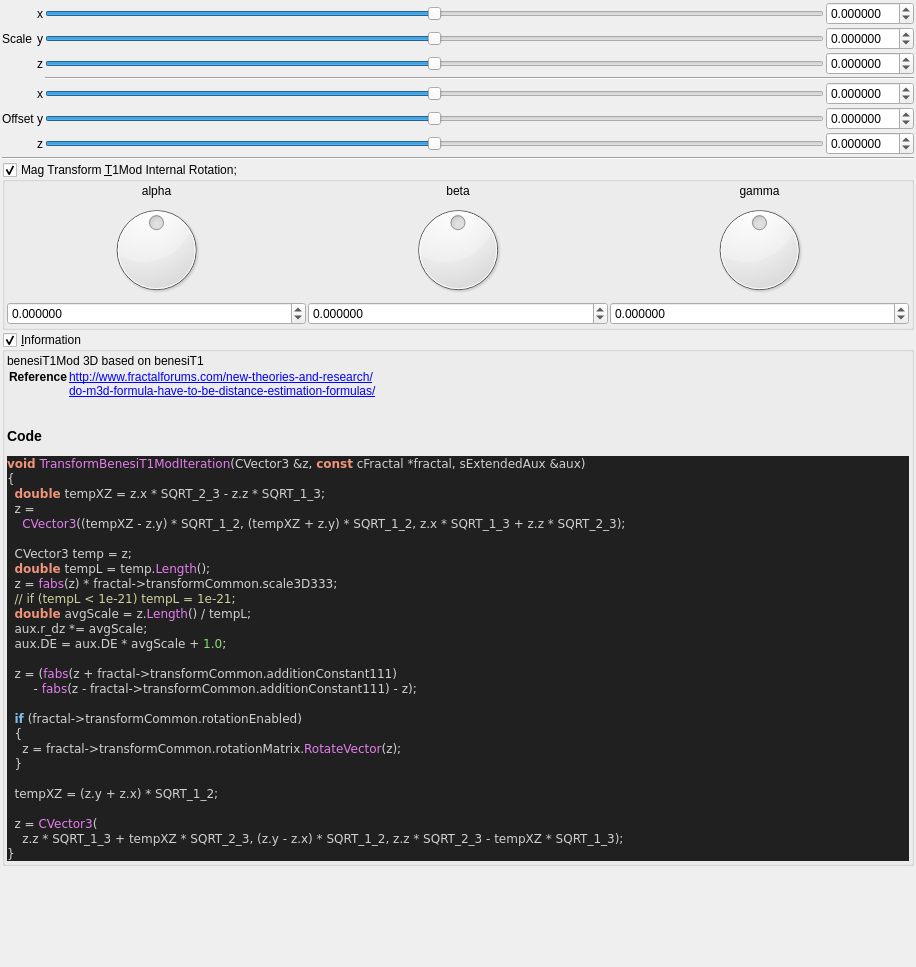
buddhi1980/mandelbulber2, file mandelbulber2/qt_data/fractal_transf_benesi_T1Mod.ui: the form before one commit.
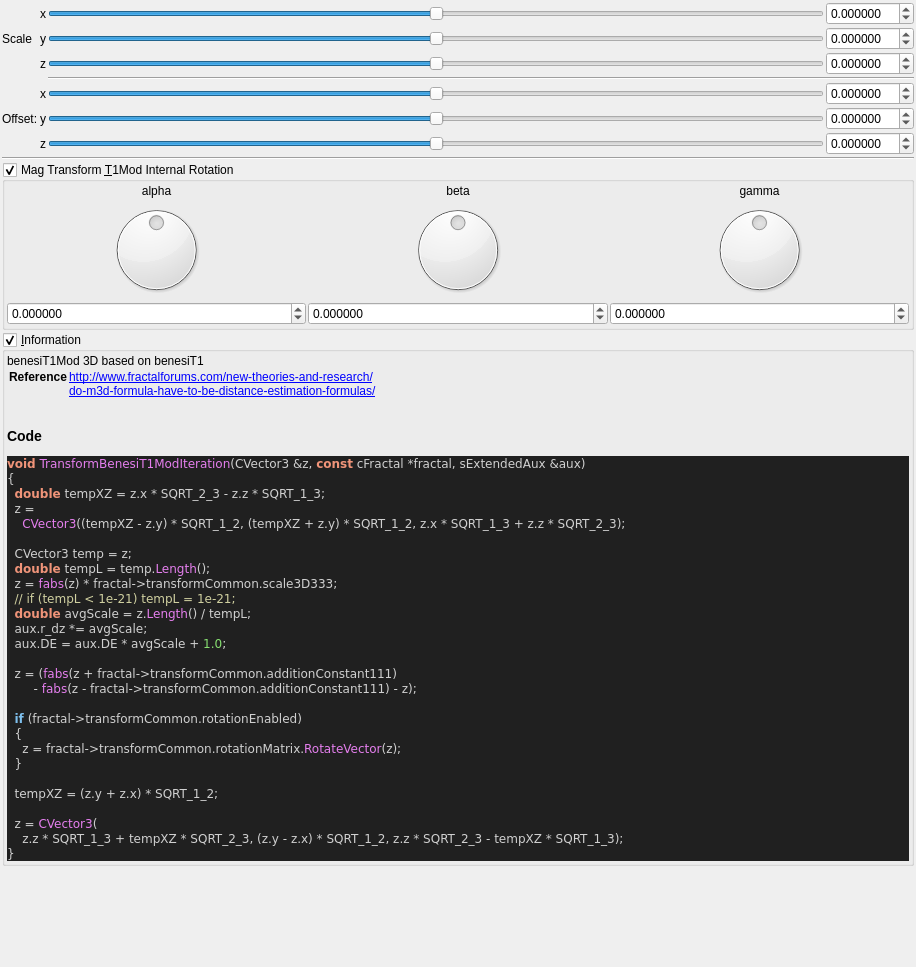
The form after the commit. Custom widgets are drawn as their Qt base class.

The edit to the form file:
```diff
--- a/mandelbulber2/qt_data/fractal_transf_benesi_T1Mod.ui
+++ b/mandelbulber2/qt_data/fractal_transf_benesi_T1Mod.ui
@@ -287,7 +287,7 @@
      <item row="5" column="1">
       <widget class="QLabel" name="label_255">
        <property name="text">
-        <string>Offset</string>
+        <string>Offset:</string>
        </property>
       </widget>
      </item>
@@ -437,7 +437,7 @@
    <item>
     <widget class="MyGroupBox" name="groupCheck_transf_rotation_enabled">
      <property name="title">
-      <string>Mag Transform &amp;T1Mod Internal Rotation;</string>
+      <string>Mag Transform &amp;T1Mod Internal Rotation</string>
      </property>
      <property name="checkable">
       <bool>true</bool>
```
